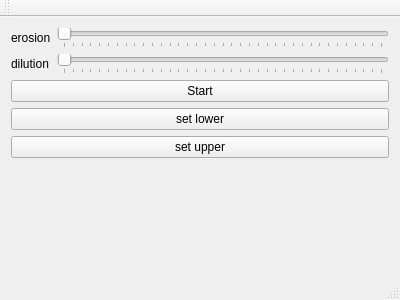
Before: the Qt Designer form MainWindow.ui in janisozaur/ve, drawn with Qt 5.
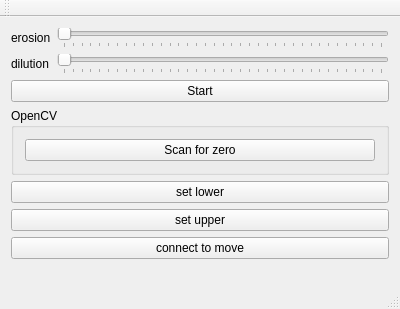
After: the same form once the commit is applied.

Commit message: add MoveThread class that implements communication with ps move over bluetooth it works, but has some dead code left from porting http://www.pabr.org/linmctool/linmctool.en.html and also some testing code. this is still WIP

What changed in the file:
```diff
--- a/MainWindow.ui
+++ b/MainWindow.ui
@@ -7,7 +7,7 @@
     <x>0</x>
     <y>0</y>
     <width>400</width>
-    <height>300</height>
+    <height>309</height>
    </rect>
   </property>
   <property name="windowTitle">
@@ -66,6 +66,22 @@
         </property>
        </widget>
       </item>
+      <item row="3" column="0" colspan="2">
+       <widget class="QGroupBox" name="openCVGroupBox">
+        <property name="title">
+         <string>OpenCV</string>
+        </property>
+        <layout class="QVBoxLayout" name="verticalLayout_3">
+         <item>
+          <widget class="QPushButton" name="scanPushButton">
+           <property name="text">
+            <string>Scan for zero</string>
+           </property>
+          </widget>
+         </item>
+        </layout>
+       </widget>
+      </item>
       <item row="2" column="0" colspan="2">
        <widget class="QPushButton" name="pushButton">
         <property name="text">
@@ -91,6 +107,13 @@
         </property>
        </widget>
       </item>
+      <item>
+       <widget class="QPushButton" name="moveConnectPushButton">
+        <property name="text">
+         <string>connect to move</string>
+        </property>
+       </widget>
+      </item>
       <item>
        <spacer name="verticalSpacer">
         <property name="orientation">
```
Left out of the diff: 12 changed lines with no effect on the pictures. The commit also changes 5 other files.
